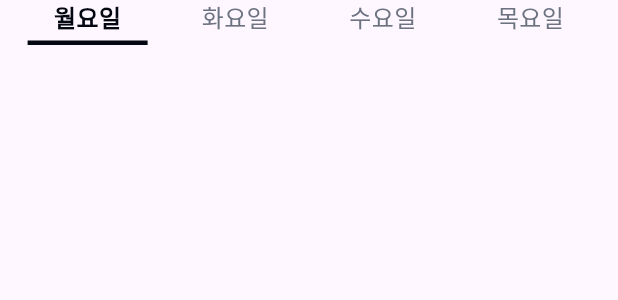
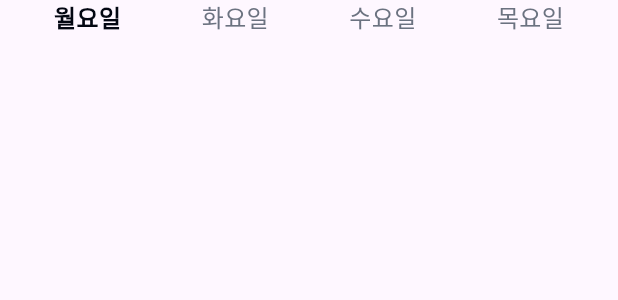
Before and after one commit to TeamPLOY/Bubble_v2, a Flutter app: the ReservationDaySelector widget shown alone on an empty page, opened directly, on a phone screen of 412 x 824 dp. Shown: the top 300 px of the screen. Run offline on Flutter 3.47's test engine with Material 3 defaults, Android fonts, the phone set to English and light mode, and no system bars; our stand-ins replace flutter_svg, get; Roboto replaces fonts that are missing (PretendardRegular, PretendardSemiBold).

Commit message:
fix : TabBars 추가

```diff
--- a/lib/components/reservation/reservation_day.dart
+++ b/lib/components/reservation/reservation_day.dart
@@ -37,7 +37,6 @@ class _ReservationDaySelectorState extends State<ReservationDaySelector> {
               Container(
                 height: 3,
                 width: 80,
-                color: isSelected ? AppColor.black : Colors.transparent,
               ),
             ],
           ),
--- a/lib/presentation/page/reservation/reservation_list.dart
+++ b/lib/presentation/page/reservation/reservation_list.dart
@@ -1,6 +1,7 @@
 import 'package:bubble_v2/components/reservation/reservation_day.dart';
 import 'package:bubble_v2/components/reservation/reservation_list.dart';
 import 'package:bubble_v2/presentation/widgets/header/header.dart';
+import 'package:bubble_v2/presentation/widgets/TabBars/TabBars.dart';
 import 'package:flutter/material.dart';
 import 'package:bubble_v2/app/config/app_color.dart';
 
@@ -12,6 +13,7 @@ class ReservationListPage extends StatelessWidget {
     return SafeArea(
       child: Scaffold(
         backgroundColor: AppColor.white100,
+        bottomNavigationBar: const TabBars(isClick: 2),
         body: Column(
           children: [
             const Header(text: "예약명단"),
```
